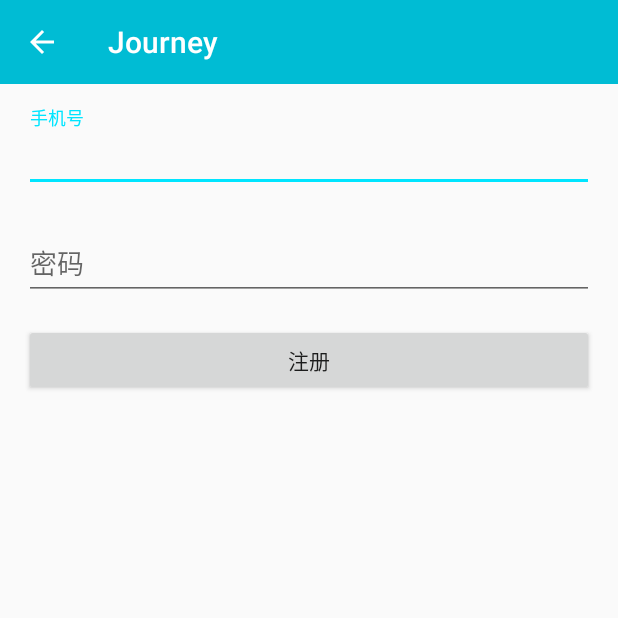
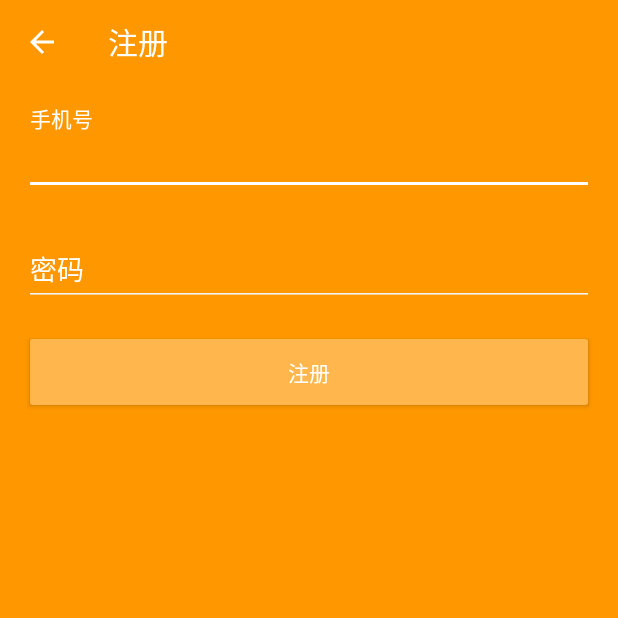
Before and after one commit to OohyoT/journey-android, an Android app: the screen it shows after launch (RegisterActivity), after a tap on "注册", on a phone screen of 412 x 824 dp, the top half of it. Run offline under Robolectric (Android 15) with nearby library versions, the light colour scheme and no system bars; our stand-ins replace ButterKnife.

Commit message:
add register

```diff
--- a/app/build.gradle
+++ b/app/build.gradle
@@ -32,4 +32,6 @@ dependencies {
     annotationProcessor 'com.jakewharton:butterknife-compiler:8.8.1'
     // Retrofit
     compile 'com.squareup.retrofit2:retrofit:2.3.0'
+    compile 'com.squareup.retrofit2:converter-gson:2.3.0'
+    compile 'com.squareup.okhttp3:logging-interceptor:3.9.0'
 }
--- a/app/src/main/java/com/journey/app/RegisterActivity.java
+++ /dev/null
@@ -1,89 +0,0 @@
-package com.journey.app;
-
-import android.os.Bundle;
-import android.support.design.widget.TextInputEditText;
-import android.support.v7.app.AppCompatActivity;
-import android.support.v7.widget.Toolbar;
-import android.view.View;
-import android.widget.Button;
-import android.widget.Toast;
-
-import java.io.IOException;
-import java.io.InputStream;
-import java.io.InputStreamReader;
-import java.io.Reader;
-import java.io.UnsupportedEncodingException;
-import java.net.HttpURLConnection;
-import java.net.URI;
-import java.net.URL;
-
-public class RegisterActivity extends AppCompatActivity {
-
-    @Override
-    protected void onCreate(Bundle savedInstanceState) {
-        super.onCreate(savedInstanceState);
-        setContentView(R.layout.activity_register);
-
-        initToolbar();
-        initRegisterButton();
-    }
-
-    private void initToolbar() {
-        Toolbar toolbar = (Toolbar) findViewById(R.id.toolbar);
-        setSupportActionBar(toolbar);
-    }
-
-    private void initRegisterButton() {
-        Button registerButton = (Button) findViewById(R.id.button_register);
-        registerButton.setOnClickListener(new View.OnClickListener() {
-            @Override public void onClick(View view) {
-                register();
-            }
-        });
-    }
-
-    private void register() {
-        TextInputEditText phoneEditor = (TextInputEditText) findViewById(R.id.edit_phone);
-        TextInputEditText passwordEditor = (TextInputEditText) findViewById(R.id.edit_password);
-        String phone = phoneEditor.getText().toString();
-        String password = phoneEditor.getText().toString();
-
-        InputStream stream = null;
-        HttpURLConnection connection = null;
-
-        try {
-            URL url = new URI("http://172.20.10.8:8080/").toURL();
-            connection = (HttpURLConnection) url.openConnection();
-            connection.setRequestMethod("GET");
-            connection.connect();
-            stream = connection.getInputStream();
-            if (stream != null) {
-                String result = readStream(stream, 500);
-                Toast.makeText(getApplicationContext(), result, Toast.LENGTH_SHORT).show();
-                stream.close();
-            }
-            connection.disconnect();
-        } catch (Exception e) {
-            e.printStackTrace();
-            Toast.makeText(getApplicationContext(), "Exception: " + e.getLocalizedMessage(),
-                    Toast.LENGTH_SHORT).show();
-        }
-    }
-
-    public String readStream(InputStream stream, int maxReadSize) throws IOException, UnsupportedEncodingException {
-        Reader reader = null;
-        reader = new InputStreamReader(stream, "UTF-8");
-        char[] rawBuffer = new char[maxReadSize];
-        int readSize;
-        StringBuffer buffer = new StringBuffer();
-        while (((readSize = reader.read(rawBuffer)) != -1) && maxReadSize > 0) {
-            if (readSize > maxReadSize) {
-                readSize = maxReadSize;
-            }
-            buffer.append(rawBuffer, 0, readSize);
-            maxReadSize -= readSize;
-        }
-        return buffer.toString();
-    }
-
-}
--- /dev/null
+++ b/app/src/main/java/com/journey/app/api/JourneyService.java
@@ -0,0 +1,15 @@
+package com.journey.app.api;
+
+import retrofit2.Call;
+import retrofit2.http.Body;
+import retrofit2.http.POST;
+
+public interface JourneyService {
+
+    @POST("user/regist")
+    Call<Result> register(@Body AuthInfo authInfo);
+
+    @POST("user/login")
+    Call<Result> login(@Body AuthInfo authInfo);
+
+}
--- /dev/null
+++ b/app/src/main/java/com/journey/app/api/Result.java
@@ -0,0 +1,4 @@
+package com.journey.app.api;
+
+public class Result {
+}
--- /dev/null
+++ b/app/src/main/java/com/journey/app/ui/activity/EntryActivity.java
@@ -0,0 +1,51 @@
+package com.journey.app.ui.activity;
+
+import android.content.Intent;
+import android.os.Bundle;
+import android.support.v7.app.AppCompatActivity;
+import android.support.v7.widget.AppCompatButton;
+import android.support.v7.widget.AppCompatTextView;
+import android.view.View;
+
+import com.journey.app.R;
+
+import butterknife.BindView;
+import butterknife.ButterKnife;
+
+public class EntryActivity extends AppCompatActivity {
+
+    @BindView(R.id.button_register) AppCompatButton registerButton;
+    @BindView(R.id.link_login) AppCompatTextView loginLink;
+
+    @Override
+    protected void onCreate(Bundle savedInstanceState) {
+        super.onCreate(savedInstanceState);
+        setContentView(R.layout.activity_entry);
+
+        ButterKnife.bind(this);
+
+        initView();
+    }
+
+    private void initView() {
+        initRegisterButton();
+        initLoginLink();
+    }
+
+    private void initRegisterButton() {
+        registerButton.setOnClickListener(new View.OnClickListener() {
+            @Override public void onClick(View view) {
+                startActivity(new Intent(EntryActivity.this, RegisterActivity.class));
+            }
+        });
+    }
+
+    private void initLoginLink() {
+        loginLink.setOnClickListener(new View.OnClickListener() {
+            @Override public void onClick(View view) {
+                startActivity(new Intent(EntryActivity.this, LoginActivity.class));
+            }
+        });
+    }
+
+}
--- a/app/src/main/java/com/journey/app/LoginActivity.java
+++ b/app/src/main/java/com/journey/app/ui/activity/LoginActivity.java
@@ -1,7 +1,9 @@
-package com.journey.app;
+package com.journey.app.ui.activity;
 
 import android.support.v7.app.AppCompatActivity;
 import android.os.Bundle;
+
+import com.journey.app.R;
 
 public class LoginActivity extends AppCompatActivity {
 
--- a/app/src/main/java/com/journey/app/MainActivity.java
+++ b/app/src/main/java/com/journey/app/ui/activity/MainActivity.java
@@ -1,7 +1,9 @@
-package com.journey.app;
+package com.journey.app.ui.activity;
 
 import android.os.Bundle;
 import android.support.v7.app.AppCompatActivity;
+
+import com.journey.app.R;
 
 public class MainActivity extends AppCompatActivity {
 
--- /dev/null
+++ b/app/src/main/java/com/journey/app/ui/activity/RegisterActivity.java
@@ -0,0 +1,75 @@
+package com.journey.app.ui.activity;
+
+import android.os.Bundle;
+import android.support.design.widget.TextInputEditText;
+import android.support.v7.app.AppCompatActivity;
+import android.support.v7.widget.Toolbar;
+import android.util.Log;
+import android.view.View;
+import android.widget.Button;
+
+import com.journey.app.R;
+import com.journey.app.api.AuthInfo;
+import com.journey.app.api.JourneyApi;
+import com.journey.app.api.JourneyService;
+import com.journey.app.api.Result;
+
+import butterknife.BindView;
+import butterknife.ButterKnife;
+import retrofit2.Call;
+import retrofit2.Callback;
+import retrofit2.Response;
+
+public class RegisterActivity extends AppCompatActivity {
+
+    @BindView(R.id.toolbar) Toolbar toolbar;
+    @BindView(R.id.edit_phone) TextInputEditText phoneEditor;
+    @BindView(R.id.edit_password) TextInputEditText passwordEditor;
+    @BindView(R.id.button_register) Button registerButton;
+
+    @Override
+    protected void onCreate(Bundle savedInstanceState) {
+        super.onCreate(savedInstanceState);
+        setContentView(R.layout.activity_register);
+
+        ButterKnife.bind(this);
+
+        initToolbar();
+        initRegisterButton();
+    }
+
+    private void initToolbar() {
+        setSupportActionBar(toolbar);
+        toolbar.setNavigationOnClickListener(new View.OnClickListener() {
+            @Override public void onClick(View view) {
+                onBackPressed();
+            }
+        });
+    }
+
+    private void initRegisterButton() {
+        registerButton.setOnClickListener(new View.OnClickListener() {
+            @Override public void onClick(View view) {
+                register();
+            }
+        });
+    }
+
+    private void register() {
+        String phone = phoneEditor.getText().toString();
+        String password = phoneEditor.getText().toString();
+
+        JourneyService service = JourneyApi.getService();
+        Call<Result> register = service.register(new AuthInfo(phone, password));
+        register.enqueue(new Callback<Result>() {
+            @Override public void onResponse(Call<Result> call, Response<Result> response) {
+                Log.i("Register", response.message());
+            }
+
+            @Override public void onFailure(Call<Result> call, Throwable t) {
+                Log.e("Register", t.getLocalizedMessage());
+            }
+        });
+    }
+
+}
--- a/app/src/main/res/layout/activity_login.xml
+++ b/app/src/main/res/layout/activity_login.xml
@@ -5,7 +5,7 @@
     android:layout_width="match_parent"
     android:layout_height="match_parent"
     android:orientation="vertical"
-    tools:context="com.journey.app.RegisterActivity">
+    tools:context="com.journey.app.ui.activity.RegisterActivity">
 
     <android.support.v7.widget.Toolbar
         android:id="@+id/toolbar"
--- a/app/src/main/res/layout/activity_main.xml
+++ b/app/src/main/res/layout/activity_main.xml
@@ -4,7 +4,7 @@
     xmlns:tools="http://schemas.android.com/tools"
     android:layout_width="match_parent"
     android:layout_height="match_parent"
-    tools:context="com.journey.app.MainActivity">
+    tools:context="com.journey.app.ui.activity.MainActivity">
 
     <TextView
         android:layout_width="wrap_content"
--- a/app/src/main/res/layout/activity_register.xml
+++ b/app/src/main/res/layout/activity_register.xml
@@ -5,8 +5,9 @@
     xmlns:tools="http://schemas.android.com/tools"
     android:layout_width="match_parent"
     android:layout_height="match_parent"
+    android:background="?attr/colorPrimary"
     android:orientation="vertical"
-    tools:context="com.journey.app.RegisterActivity">
+    tools:context="com.journey.app.ui.activity.RegisterActivity">
 
     <android.support.v7.widget.Toolbar
         android:id="@+id/toolbar"
@@ -26,36 +27,44 @@
         <android.support.design.widget.TextInputLayout
             android:layout_width="match_parent"
             android:layout_height="wrap_content"
-            android:layout_marginTop="16dp">
+            android:layout_marginTop="16dp"
+            android:textColorHint="@color/white"
+            app:hintTextAppearance="@style/HintTextAppearance">
 
             <android.support.design.widget.TextInputEditText
                 android:id="@+id/edit_phone"
                 android:layout_width="match_parent"
                 android:layout_height="wrap_content"
-                android:hint="手机号"/>
+                android:hint="@string/hint.input.phone"
+                android:inputType="phone"
+                android:textColor="@color/white"/>
 
         </android.support.design.widget.TextInputLayout>
 
         <android.support.design.widget.TextInputLayout
             android:layout_width="match_parent"
             android:layout_height="wrap_content"
-            android:layout_marginTop="16dp">
+            android:layout_marginTop="16dp"
+            android:textColorHint="@color/white"
+            app:hintTextAppearance="@style/HintTextAppearance">
 
             <android.support.design.widget.TextInputEditText
                 android:id="@+id/edit_password"
                 android:layout_width="match_parent"
                 android:layout_height="wrap_content"
-                android:hint="密码"
-                android:inputType="textPassword"/>
+                android:hint="@string/hint.input.password"
+                android:inputType="textPassword"
+                android:textColor="@color/white"/>
 
         </android.support.design.widget.TextInputLayout>
 
-        <Button
+        <android.support.v7.widget.AppCompatButton
             android:id="@+id/button_register"
+            style="@style/EntryButtonTheme"
             android:layout_width="match_parent"
-            android:layout_height="wrap_content"
+            android:layout_height="56dp"
             android:layout_marginTop="16dp"
-            android:text="注册"/>
+            android:text="@string/title.button.register"/>
 
     </LinearLayout>
 
--- a/app/src/main/res/values/colors.xml
+++ b/app/src/main/res/values/colors.xml
@@ -1,8 +1,14 @@
 <?xml version="1.0" encoding="utf-8"?>
 <resources>
 
-    <color name="cyan_500">#00BCD4</color>
-    <color name="cyan_700">#0097A7</color>
-    <color name="cyan_a400">#00E5FF</color>
+    <color name="white">#FFFFFF</color>
+
+    <color name="grey_50">#FAFAFA</color>
+    <color name="grey_100">#F5F5F5</color>
+
+    <color name="orange_300">#FFB74D</color>
+    <color name="orange_500">#FF9800</color>
+    <color name="orange_700">#F57C00</color>
+    <color name="orange_a400">#FF9100</color>
 
 </resources>
--- a/app/src/main/res/values/strings.xml
+++ b/app/src/main/res/values/strings.xml
@@ -1,4 +1,15 @@
 <?xml version="1.0" encoding="utf-8"?>
 <resources>
     <string name="app_name">Journey</string>
+
+    <string name="title.activity.login">登录</string>
+    <string name="title.activity.register">注册</string>
+
+    <string name="title.button.login">登录</string>
+    <string name="title.button.register">注册</string>
+
+    <string name="hint.input.phone">手机号</string>
+    <string name="hint.input.password">密码</string>
+
+    <string name="title.link.have_an_account">已有账户？</string>
 </resources>
--- a/app/src/main/res/values/styles.xml
+++ b/app/src/main/res/values/styles.xml
@@ -2,9 +2,25 @@
 <resources>
 
     <style name="AppTheme" parent="Theme.AppCompat.Light.NoActionBar">
-        <item name="colorPrimary">@color/cyan_500</item>
-        <item name="colorPrimaryDark">@color/cyan_700</item>
-        <item name="colorAccent">@color/cyan_a400</item>
+        <item name="colorPrimary">@color/orange_500</item>
+        <item name="colorPrimaryDark">@color/orange_700</item>
+        <item name="colorAccent">@color/orange_a400</item>
+    </style>
+
+    <style name="EntryTheme" parent="AppTheme">
+        <item name="android:windowBackground">?attr/colorPrimary</item>
+        <item name="colorControlNormal">@color/grey_100</item>
+        <item name="colorControlActivated">@color/white</item>
+        <item name="colorControlHighlight">@color/white</item>
+    </style>
+
+    <style name="EntryButtonTheme" parent="Widget.AppCompat.Button">
+        <item name="android:backgroundTint">@color/orange_300</item>
+        <item name="android:textColor">@color/white</item>
+    </style>
+
+    <style name="HintTextAppearance" parent="@android:style/TextAppearance.Material.Small">
+        <item name="android:textColor">@color/white</item>
     </style>
 
 </resources>
```
Also changed, not shown: app/src/main/AndroidManifest.xml (+15 -5 lines), app/src/main/java/com/journey/app/Config.java (added, +7 -0 lines), app/src/main/java/com/journey/app/api/AuthInfo.java (added, +16 -0 lines), app/src/main/java/com/journey/app/api/JourneyApi.java (added, +40 -0 lines), app/src/main/res/layout/activity_entry.xml (added, +35 -0 lines).
